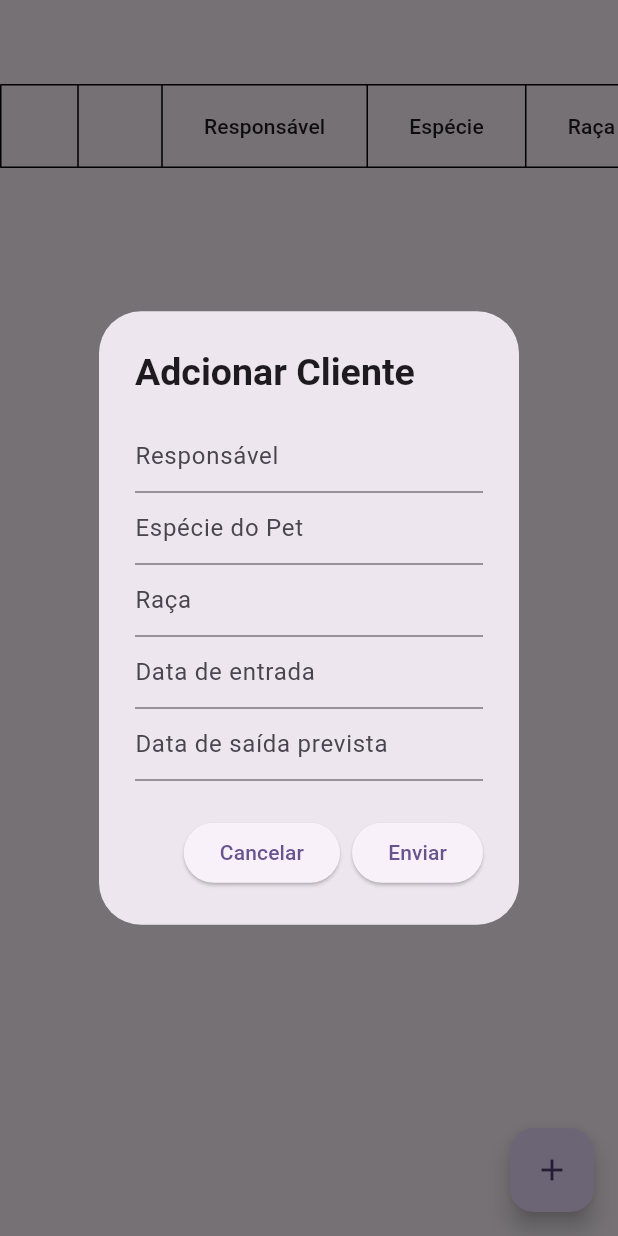
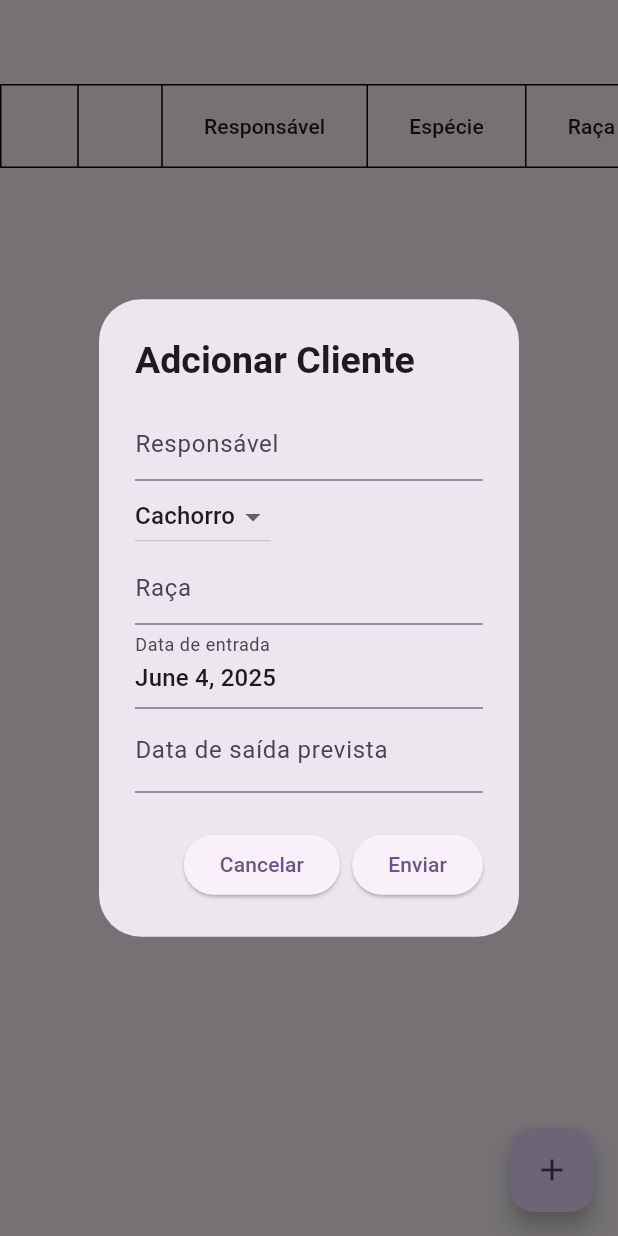
Before and after one commit to Pedro-Resende-VEVO/Sistema_Pets_Pluritech, a Flutter app: the screen it shows after launch, after a tap on the "add" icon, on a phone screen of 412 x 824 dp. Run offline on Flutter 3.47's test engine with Material 3 defaults, Android fonts, the phone set to English and light mode, and no system bars; drawn by our look-alikes of date_field; network calls fail.

```diff
--- a/lib/form_modal.dart
+++ b/lib/form_modal.dart
@@ -1,3 +1,4 @@
+import 'package:date_field/date_field.dart';
 import 'package:flutter/material.dart';
 
 class FormModal extends StatefulWidget {
@@ -20,14 +21,15 @@ class _FormModalState extends State<FormModal> {
   final GlobalKey<FormState> _formKey = GlobalKey<FormState>();
   Map<String, dynamic> formData = {
     'tutor': '',
-    'species': '',
+    'species': 'Cachorro',
     'race': '',
-    'entry_date': '',
-    'exit_date': '',
+    'entry_date': DateTime.now().toString(),
+    'exit_date': 'Indefinido',
   };
 
   @override
   Widget build(BuildContext context) {
+    const List<String> comboList = <String>['Cachorro', 'Gato'];
     if (widget.data.isNotEmpty) {
       formData = widget.data;
     }
@@ -55,16 +57,18 @@ class _FormModalState extends State<FormModal> {
                 initialValue: formData['tutor'],
                 onChanged: (newValue) => {formData['tutor'] = newValue},
               ),
-              TextFormField(
-                decoration: const InputDecoration(hintText: 'Espécie do Pet'),
-                validator: (String? value) {
-                  if (value == null || value.isEmpty) {
-                    return 'Favor inserir algum texto';
-                  }
-                  return null;
+              DropdownButton(
+                value: formData['species'],
+                elevation: 16,
+                onChanged: (newValue) => {
+                  setState(() => formData['species'] = newValue),
                 },
-                initialValue: formData['species'],
-                onChanged: (newValue) => {formData['species'] = newValue},
+                items: comboList.map<DropdownMenuItem<String>>((String value) {
+                  return DropdownMenuItem<String>(
+                    value: value,
+                    child: Text(value),
+                  );
+                }).toList(),
               ),
               TextFormField(
                 decoration: const InputDecoration(hintText: 'Raça'),
@@ -77,23 +81,28 @@ class _FormModalState extends State<FormModal> {
                 initialValue: formData['race'],
                 onChanged: (newValue) => {formData['race'] = newValue},
               ),
-              TextFormField(
-                decoration: const InputDecoration(hintText: 'Data de entrada'),
-                validator: (String? value) {
-                  if (value == null || value.isEmpty) {
-                    return 'Favor inserir algum texto';
-                  }
-                  return null;
+              DateTimeFormField(
+                decoration: const InputDecoration(labelText: 'Data de entrada'),
+                mode: DateTimeFieldPickerMode.date,
+                canClear: false,
+                initialValue: DateTime.parse(formData['entry_date']),
+                onChanged: (newValue) => {
+                  formData['entry_date'] = newValue.toString(),
                 },
-                initialValue: formData['entry_date'],
-                onChanged: (newValue) => {formData['entry_date'] = newValue},
               ),
-              TextFormField(
+              DateTimeFormField(
                 decoration: const InputDecoration(
-                  hintText: 'Data de saída prevista',
+                  labelText: 'Data de saída prevista',
                 ),
-                initialValue: formData['exit_date'],
-                onChanged: (newValue) => {formData['exit_date'] = newValue},
+                mode: DateTimeFieldPickerMode.date,
+                initialValue: formData['exit_date'] != 'Indefinido'
+                    ? DateTime.parse(formData['exit_date'])
+                    : null,
+                onChanged: (newValue) => {
+                  formData['exit_date'] = newValue != null
+                      ? newValue.toString()
+                      : 'Indefinido',
+                },
               ),
             ],
           ),
--- a/pubspec.yaml
+++ b/pubspec.yaml
@@ -35,6 +35,7 @@ dependencies:
   # Use with the CupertinoIcons class for iOS style icons.
   cupertino_icons: ^1.0.8
   http: ^1.4.0
+  date_field: ^6.0.3+1
 
 dev_dependencies:
   flutter_test:
```
Also changed, not shown: pubspec.lock, 1 other file.
